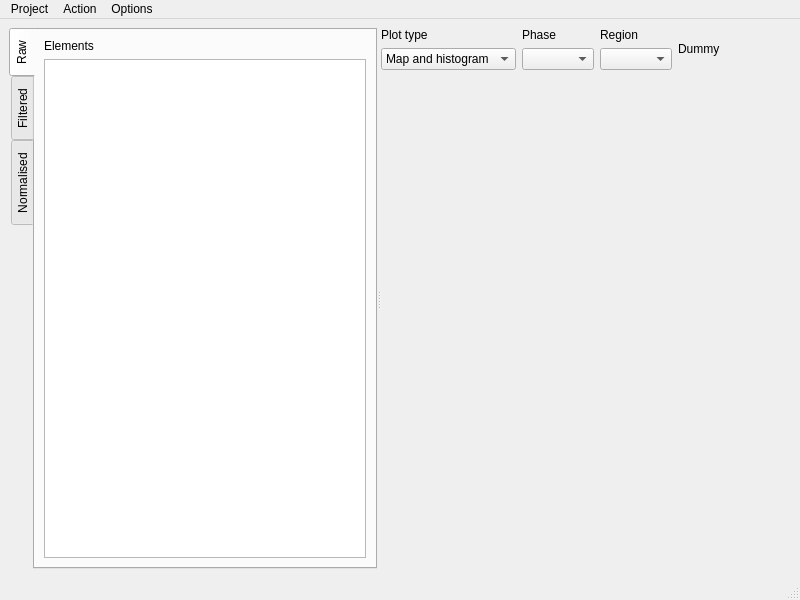
First picture: the form in src/resources/ui_main_window.ui, repository ianthomas23/QACD-quack, before the edit.
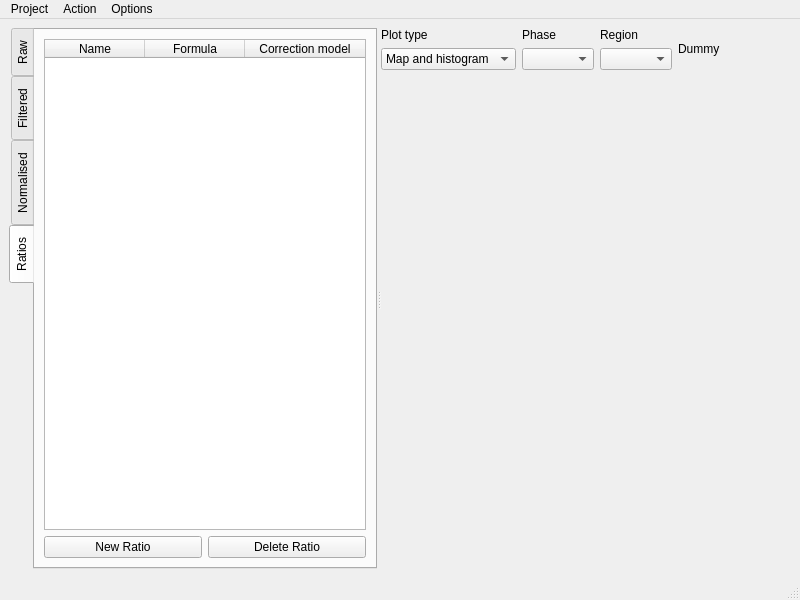
Second picture: the form after the edit. Custom widgets are drawn as their Qt base class.

Commit message: Ratio maps in GUI: load, display, create, delete

```diff
--- a/src/resources/ui_main_window.ui
+++ b/src/resources/ui_main_window.ui
@@ -37,7 +37,7 @@
         <enum>QTabWidget::West</enum>
        </property>
        <property name="currentIndex">
-        <number>0</number>
+        <number>3</number>
        </property>
        <widget class="QWidget" name="rawTab">
         <property name="sizePolicy">
@@ -144,6 +144,101 @@
          </item>
         </layout>
        </widget>
+       <widget class="QWidget" name="ratioTab">
+        <property name="sizePolicy">
+         <sizepolicy hsizetype="Preferred" vsizetype="Preferred">
+          <horstretch>0</horstretch>
+          <verstretch>0</verstretch>
+         </sizepolicy>
+        </property>
+        <attribute name="title">
+         <string>Ratios</string>
+        </attribute>
+        <layout class="QVBoxLayout" name="verticalLayout">
+         <property name="leftMargin">
+          <number>9</number>
+         </property>
+         <property name="topMargin">
+          <number>9</number>
+         </property>
+         <property name="rightMargin">
+          <number>9</number>
+         </property>
+         <property name="bottomMargin">
+          <number>9</number>
+         </property>
+         <item>
+          <widget class="QTableWidget" name="ratioTable">
+           <property name="sizeAdjustPolicy">
+            <enum>QAbstractScrollArea::AdjustIgnored</enum>
+           </property>
+           <property name="selectionMode">
+            <enum>QAbstractItemView::SingleSelection</enum>
+           </property>
+           <property name="selectionBehavior">
+            <enum>QAbstractItemView::SelectRows</enum>
+           </property>
+           <property name="showGrid">
+            <bool>true</bool>
+           </property>
+           <property name="gridStyle">
+            <enum>Qt::SolidLine</enum>
+           </property>
+           <property name="sortingEnabled">
+            <bool>true</bool>
+           </property>
+           <property name="columnCount">
+            <number>3</number>
+           </property>
+           <attribute name="horizontalHeaderHighlightSections">
+            <bool>false</bool>
+           </attribute>
+           <attribute name="horizontalHeaderShowSortIndicator" stdset="0">
+            <bool>true</bool>
+           </attribute>
+           <attribute name="horizontalHeaderStretchLastSection">
+            <bool>true</bool>
+           </attribute>
+           <attribute name="verticalHeaderVisible">
+            <bool>false</bool>
+           </attribute>
+           <column>
+            <property name="text">
+             <string>Name</string>
+            </property>
+           </column>
+           <column>
+            <property name="text">
+             <string>Formula</string>
+            </property>
+           </column>
+           <column>
+            <property name="text">
+             <string>Correction model</string>
+            </property>
+           </column>
+          </widget>
+         </item>
+         <item>
+          <layout class="QHBoxLayout" name="horizontalLayout">
+           <item>
+            <widget class="QPushButton" name="newRatioButton">
+             <property name="text">
+              <string>New Ratio</string>
+             </property>
+            </widget>
+           </item>
+           <item>
+            <widget class="QPushButton" name="deleteRatioButton">
+             <property name="text">
+              <string>Delete Ratio</string>
+             </property>
+            </widget>
+           </item>
+          </layout>
+         </item>
+        </layout>
+       </widget>
       </widget>
       <widget class="QWidget" name="layoutWidget">
        <layout class="QVBoxLayout" name="rightVerticalLayout">
```
The commit also changes 10 other files.
